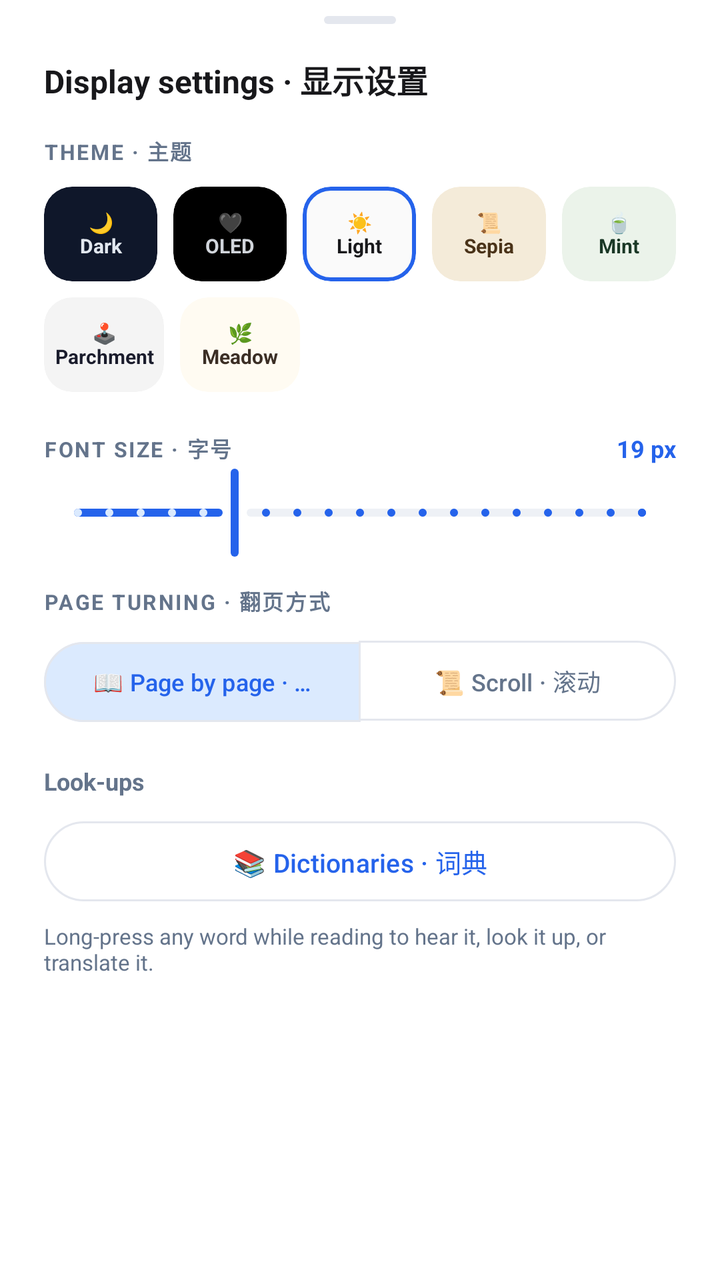
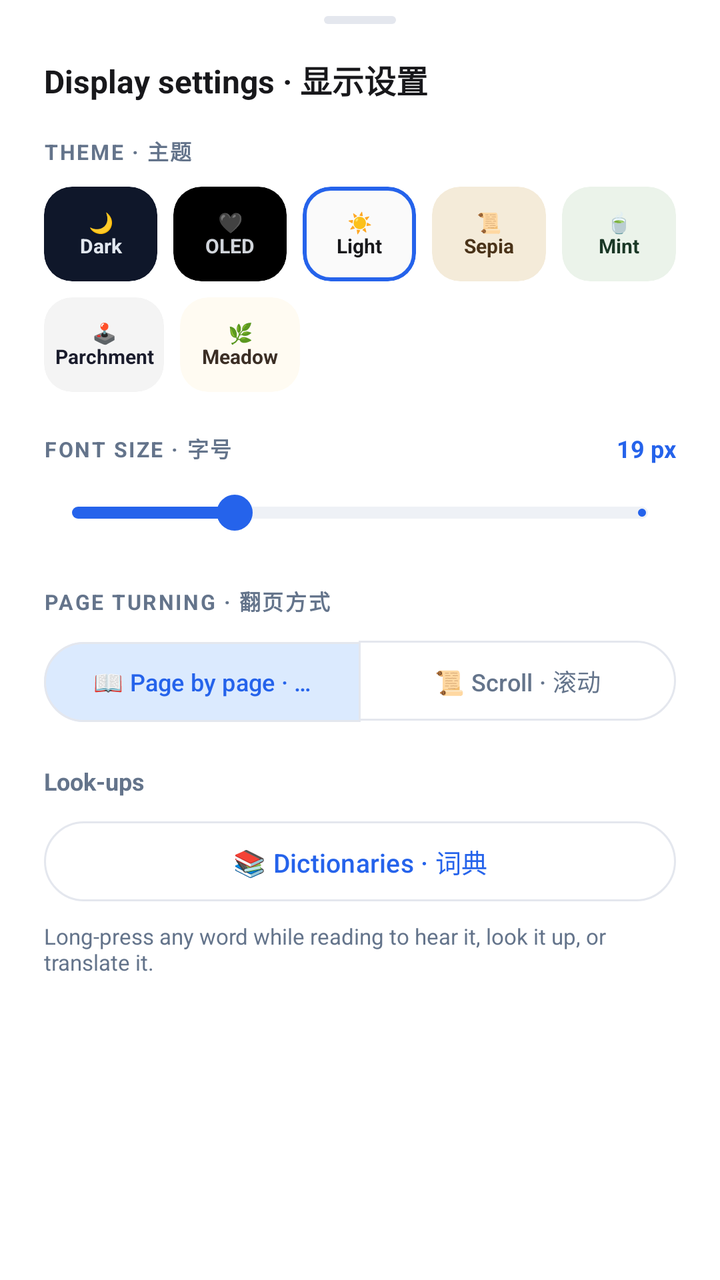

The first picture is an Android layout as it rendered before a commit; the second is the same layout after the commit. The layout source and the unified diff follow.
<!-- AndroidManifest.xml: application theme Theme.Readest.Classic -->
<!-- res/layout/bottom_sheet_reader_settings.xml -->
<?xml version="1.0" encoding="utf-8"?>
<LinearLayout xmlns:android="http://schemas.android.com/apk/res/android"
    xmlns:app="http://schemas.android.com/apk/res-auto"
    android:layout_width="match_parent"
    android:layout_height="wrap_content"
    android:background="?attr/rdPanel"
    android:orientation="vertical"
    android:paddingStart="22dp"
    android:paddingTop="8dp"
    android:paddingEnd="22dp"
    android:paddingBottom="26dp">

    
    <View
        android:layout_width="36dp"
        android:layout_height="4dp"
        android:layout_gravity="center_horizontal"
        android:layout_marginBottom="16dp"
        android:background="?attr/rdDragHandleBg" />

    <TextView
        android:layout_width="match_parent"
        android:layout_height="wrap_content"
        android:text="Display settings · 显示设置"
        android:textColor="?attr/rdTextPrimary"
        android:textSize="16sp"
        android:textStyle="bold" />

    
    <TextView
        android:layout_width="wrap_content"
        android:layout_height="wrap_content"
        android:layout_marginTop="16dp"
        android:letterSpacing="0.08"
        android:text="THEME · 主题"
        android:textColor="?attr/rdTextSecondary"
        android:textSize="10.5sp"
        android:textStyle="bold" />

    <LinearLayout
        android:layout_width="match_parent"
        android:layout_height="wrap_content"
        android:layout_marginTop="10dp"
        android:orientation="horizontal">

        <com.google.android.material.card.MaterialCardView
            android:id="@+id/btnThemeDark"
            android:layout_width="0dp"
            android:layout_height="wrap_content"
            android:layout_marginEnd="8dp"
            android:layout_weight="1"
            app:cardBackgroundColor="#0F172A"
            app:cardCornerRadius="14dp"
            app:cardElevation="0dp"
            app:strokeColor="@android:color/transparent"
            app:strokeWidth="2dp">
            <TextView
                android:layout_width="match_parent"
                android:layout_height="wrap_content"
                android:gravity="center"
                android:paddingTop="11dp"
                android:paddingBottom="11dp"
                android:text="🌙\nDark"
                android:textColor="#E2E8F0"
                android:textSize="10sp"
                android:textStyle="bold" />
        </com.google.android.material.card.MaterialCardView>

        <com.google.android.material.card.MaterialCardView
            android:id="@+id/btnThemeOled"
            android:layout_width="0dp"
            android:layout_height="wrap_content"
            android:layout_marginEnd="8dp"
            android:layout_weight="1"
            app:cardBackgroundColor="#000000"
            app:cardCornerRadius="14dp"
            app:cardElevation="0dp"
            app:strokeColor="@android:color/transparent"
            app:strokeWidth="2dp">
            <TextView
                android:layout_width="match_parent"
                android:layout_height="wrap_content"
                android:gravity="center"
                android:paddingTop="11dp"
                android:paddingBottom="11dp"
                android:text="🖤\nOLED"
                android:textColor="#D1D5DB"
                android:textSize="10sp"
                android:textStyle="bold" />
        </com.google.android.material.card.MaterialCardView>

        <com.google.android.material.card.MaterialCardView
            android:id="@+id/btnThemeLight"
            android:layout_width="0dp"
            android:layout_height="wrap_content"
            android:layout_marginEnd="8dp"
            android:layout_weight="1"
            app:cardBackgroundColor="#FAFAFA"
            app:cardCornerRadius="14dp"
            app:cardElevation="0dp"
            app:strokeColor="?attr/rdAccent"
            app:strokeWidth="2dp">
            <TextView
                android:layout_width="match_parent"
                android:layout_height="wrap_content"
                android:gravity="center"
                android:paddingTop="11dp"
                android:paddingBottom="11dp"
                android:text="☀️\nLight"
                android:textColor="#18181B"
                android:textSize="10sp"
                android:textStyle="bold" />
        </com.google.android.material.card.MaterialCardView>

        <com.google.android.material.card.MaterialCardView
            android:id="@+id/btnThemeSepia"
            android:layout_width="0dp"
            android:layout_height="wrap_content"
            android:layout_marginEnd="8dp"
            android:layout_weight="1"
            app:cardBackgroundColor="#F4EBD9"
            app:cardCornerRadius="14dp"
            app:cardElevation="0dp"
            app:strokeColor="@android:color/transparent"
            app:strokeWidth="2dp">
            <TextView
                android:layout_width="match_parent"
                android:layout_height="wrap_content"
                android:gravity="center"
                android:paddingTop="11dp"
                android:paddingBottom="11dp"
                android:text="📜\nSepia"
                android:textColor="#4A3319"
                android:textSize="10sp"
                android:textStyle="bold" />
        </com.google.android.material.card.MaterialCardView>

        <com.google.android.material.card.MaterialCardView
            android:id="@+id/btnThemeMint"
            android:layout_width="0dp"
            android:layout_height="wrap_content"
            android:layout_weight="1"
            app:cardBackgroundColor="#EBF3EA"
            app:cardCornerRadius="14dp"
            app:cardElevation="0dp"
            app:strokeColor="@android:color/transparent"
            app:strokeWidth="2dp">
            <TextView
                android:layout_width="match_parent"
                android:layout_height="wrap_content"
                android:gravity="center"
                android:paddingTop="11dp"
                android:paddingBottom="11dp"
                android:text="🍵\nMint"
                android:textColor="#1A3826"
                android:textSize="10sp"
                android:textStyle="bold" />
        </com.google.android.material.card.MaterialCardView>
    </LinearLayout>

    
    <LinearLayout
        android:layout_width="match_parent"
        android:layout_height="wrap_content"
        android:layout_marginTop="8dp"
        android:orientation="horizontal">

        <com.google.android.material.card.MaterialCardView
            android:id="@+id/btnThemeParchment"
            android:layout_width="0dp"
            android:layout_height="wrap_content"
            android:layout_marginEnd="8dp"
            android:layout_weight="1"
            app:cardBackgroundColor="#F4F4F4"
            app:cardCornerRadius="14dp"
            app:cardElevation="0dp"
            app:strokeColor="@android:color/transparent"
            app:strokeWidth="2dp">
            <TextView
                android:layout_width="match_parent"
                android:layout_height="wrap_content"
                android:gravity="center"
                android:paddingTop="11dp"
                android:paddingBottom="11dp"
                android:text="🕹\nParchment"
                android:textColor="#1A1C2C"
                android:textSize="10sp"
                android:textStyle="bold" />
        </com.google.android.material.card.MaterialCardView>

        <com.google.android.material.card.MaterialCardView
            android:id="@+id/btnThemeMeadow"
            android:layout_width="0dp"
            android:layout_height="wrap_content"
            android:layout_marginEnd="8dp"
            android:layout_weight="1"
            app:cardBackgroundColor="#FFFBF2"
            app:cardCornerRadius="14dp"
            app:cardElevation="0dp"
            app:strokeColor="@android:color/transparent"
            app:strokeWidth="2dp">
            <TextView
                android:layout_width="match_parent"
                android:layout_height="wrap_content"
                android:gravity="center"
                android:paddingTop="11dp"
                android:paddingBottom="11dp"
                android:text="🌿\nMeadow"
                android:textColor="#3B2E25"
                android:textSize="10sp"
                android:textStyle="bold" />
        </com.google.android.material.card.MaterialCardView>

        <Space
            android:layout_width="0dp"
            android:layout_height="1dp"
            android:layout_weight="3" />
    </LinearLayout>

    
    <LinearLayout
        android:layout_width="match_parent"
        android:layout_height="wrap_content"
        android:layout_marginTop="20dp"
        android:gravity="center_vertical"
        android:orientation="horizontal">

        <TextView
            android:layout_width="0dp"
            android:layout_height="wrap_content"
            android:layout_weight="1"
            android:letterSpacing="0.08"
            android:text="FONT SIZE · 字号"
            android:textColor="?attr/rdTextSecondary"
            android:textSize="10.5sp"
            android:textStyle="bold" />

        <TextView
            android:id="@+id/tvFontSizeVal"
            android:layout_width="wrap_content"
            android:layout_height="wrap_content"
            android:text="19 px"
            android:textColor="?attr/rdAccent"
            android:textSize="12sp"
            android:textStyle="bold" />
    </LinearLayout>

    <com.google.android.material.slider.Slider
        android:id="@+id/sliderFontSize"
        android:layout_width="match_parent"
        android:layout_height="wrap_content"
        android:stepSize="1.0"
        android:value="19.0"
        android:valueFrom="14.0"
        android:valueTo="32.0"
        app:thumbColor="?attr/rdAccent"
        app:trackColorActive="?attr/rdAccent"
        app:trackColorInactive="?attr/rdPanelSunk"
        app:trackHeight="4dp" />

    
    <TextView
        android:layout_width="wrap_content"
        android:layout_height="wrap_content"
        android:layout_marginTop="12dp"
        android:letterSpacing="0.08"
        android:text="PAGE TURNING · 翻页方式"
        android:textColor="?attr/rdTextSecondary"
        android:textSize="10.5sp"
        android:textStyle="bold" />

    <com.google.android.material.button.MaterialButtonToggleGroup
        android:id="@+id/rgReadingMode"
        android:layout_width="match_parent"
        android:layout_height="wrap_content"
        android:layout_marginTop="8dp"
        app:checkedButton="@+id/rbPaginated"
        app:selectionRequired="true"
        app:singleSelection="true">

        <com.google.android.material.button.MaterialButton
            android:id="@+id/rbPaginated"
            style="@style/Widget.Readest.Segmented"
            android:layout_width="0dp"
            android:layout_height="wrap_content"
            android:layout_weight="1"
            android:text="📖 Page by page · 翻页"
            android:textAllCaps="false"
            android:textSize="12sp" />

        <com.google.android.material.button.MaterialButton
            android:id="@+id/rbScroll"
            style="@style/Widget.Readest.Segmented"
            android:layout_width="0dp"
            android:layout_height="wrap_content"
            android:layout_weight="1"
            android:text="📜 Scroll · 滚动"
            android:textAllCaps="false"
            android:textSize="12sp" />
    </com.google.android.material.button.MaterialButtonToggleGroup>

    <TextView
        android:layout_width="match_parent"
        android:layout_height="wrap_content"
        android:layout_marginTop="18dp"
        android:text="Look-ups"
        android:textColor="?attr/rdTextSecondary"
        android:textSize="12sp"
        android:textStyle="bold" />

    <com.google.android.material.button.MaterialButton
        android:id="@+id/btnOpenDictionaries"
        style="?attr/materialButtonOutlinedStyle"
        android:layout_width="match_parent"
        android:layout_height="wrap_content"
        android:layout_marginTop="8dp"
        android:text="📚 Dictionaries · 词典"
        android:textAllCaps="false"
        android:textSize="13sp" />

    <TextView
        android:layout_width="match_parent"
        android:layout_height="wrap_content"
        android:layout_marginTop="6dp"
        android:text="Long-press any word while reading to hear it, look it up, or translate it."
        android:textColor="?attr/rdTextSecondary"
        android:textSize="11sp" />

</LinearLayout>
<!-- resources referenced by this layout -->
<resources>
  <style name="Theme.Readest.Classic" parent="Theme.Readest.Base">
          <item name="rdBg">@color/bg_app</item>
          <item name="rdPanel">@color/surface</item>
          <item name="rdPanelSunk">@color/track</item>
          <item name="rdShadow">@color/surface_border</item>
          <item name="rdHeaderCard">@color/accent_tint</item>
          <item name="rdOnHeaderCard">@color/text_primary</item>
  
          <item name="rdOutline">@color/surface_border</item>
          <item name="rdOutlineMuted">@color/surface_border</item>
          <item name="rdDivider">@color/surface_border</item>
  
          <item name="rdTextPrimary">@color/text_primary</item>
          <item name="rdTextSecondary">@color/text_secondary</item>
          <item name="rdTextTertiary">@color/text_tertiary</item>
  
          <item name="rdAccent">@color/accent</item>
          <item name="rdOnAccent">#FFFFFF</item>
          <item name="rdOnChip">@color/accent_dark</item>
          <item name="rdOnSuccessChip">@color/green</item>
          <item name="rdXp">@color/accent</item>
          <item name="rdInfo">@color/accent_dark</item>
          <item name="rdInfoSoft">@color/accent_soft</item>
          <item name="rdSuccess">@color/green</item>
          <item name="rdSuccessBright">@color/green</item>
          <item name="rdCachedTrack">@color/green_border</item>
          <item name="rdDanger">@color/danger</item>
          <item name="rdBadgeBg">@color/badge_epub</item>
  
          <item name="rdBadgeEpub">@color/badge_epub</item>
          <item name="rdBadgeTxt">@color/badge_txt</item>
          <item name="rdBadgePdf">@color/badge_pdf</item>
          <item name="rdBadgeMobi">@color/badge_mobi</item>
  
          <item name="rdReaderPage">#FAFAFA</item>
          <item name="rdReaderInk">#18181B</item>
          <item name="rdSentenceHl">@color/accent_soft</item>
          <item name="rdWordHl">@color/green_soft</item>
  
          <item name="rdPanelBg">@drawable/rd_classic_panel</item>
          <item name="rdHeaderBg">@drawable/rd_classic_panel</item>
          <item name="rdCardBg">@drawable/rd_classic_card</item>
          <item name="rdSunkBg">@drawable/rd_classic_sunk</item>
          <item name="rdSheetBg">@drawable/rd_classic_panel</item>
          <item name="rdChipBg">@drawable/rd_classic_chip</item>
          <item name="rdChipBgSuccess">@drawable/rd_classic_chip_success</item>
          <item name="rdChipBgMuted">@drawable/rd_classic_chip_muted</item>
          <item name="rdButtonPrimaryBg">@drawable/rd_classic_button</item>
          <item name="rdIconTileBg">@drawable/rd_classic_tile</item>
          <item name="rdLogoBg">@drawable/rd_classic_logo</item>
          <item name="rdDragHandleBg">@drawable/rd_classic_handle</item>
          <item name="rdProgressDrawable">@drawable/rd_classic_progress</item>
          <item name="rdCacheProgressDrawable">@drawable/rd_classic_cache_progress</item>
          <item name="rdXpProgressDrawable">@drawable/rd_classic_xp</item>
          <item name="rdSeekbarDrawable">@drawable/rd_classic_seekbar</item>
          <item name="rdSeekbarThumb">@drawable/rd_classic_thumb</item>
          <item name="rdBadgeBgShape">@drawable/rd_classic_badge</item>
  
          <item name="rdDisplayAppearance">@style/TextAppearance.Classic.Display</item>
          <item name="rdHeadingAppearance">@style/TextAppearance.Classic.Heading</item>
          <item name="rdEyebrowAppearance">@style/TextAppearance.Classic.Eyebrow</item>
          <item name="rdTitleAppearance">@style/TextAppearance.Classic.Title</item>
          <item name="rdBodyAppearance">@style/TextAppearance.Classic.Body</item>
          <item name="rdSubtitleAppearance">@style/TextAppearance.Classic.Subtitle</item>
          <item name="rdValueAppearance">@style/TextAppearance.Classic.Value</item>
          <item name="rdChipAppearance">@style/TextAppearance.Classic.Chip</item>
          <item name="android:textViewStyle">@style/Widget.Readest.TextView.Classic</item>
          <item name="materialButtonStyle">@style/Widget.Readest.Button.Classic</item>
          <item name="materialAlertDialogTheme">@style/ThemeOverlay.Readest.Dialog.Classic</item>
          <item name="rdFontHeading">@null</item>
          <item name="rdFontBody">@null</item>
  
          
          <item name="colorPrimary">@color/accent</item>
          <item name="colorOnPrimary">#FFFFFF</item>
          <item name="colorSecondary">@color/accent</item>
          <item name="colorPrimaryContainer">@color/accent_soft</item>
          <item name="colorOnPrimaryContainer">@color/accent_dark</item>
          <item name="colorSecondaryContainer">@color/accent_soft</item>
          <item name="colorOnSecondaryContainer">@color/accent_dark</item>
          <item name="colorSurface">@color/surface</item>
          <item name="colorOnSurface">@color/text_primary</item>
          <item name="colorSurfaceVariant">@color/track</item>
          <item name="colorOnSurfaceVariant">@color/text_secondary</item>
          <item name="colorOutline">@color/surface_border</item>
          <item name="colorError">@color/danger</item>
          <item name="android:windowLightStatusBar">true</item>
          <item name="android:windowLightNavigationBar" tools:targetApi="27">true</item>
      </style>
  <!-- drawable rd_classic_sunk (drawable) -->
  <?xml version="1.0" encoding="utf-8"?>
  <shape xmlns:android="http://schemas.android.com/apk/res/android">
      <solid android:color="?attr/rdPanelSunk" />
      <corners android:radius="12dp" />
  </shape>
  <!-- unchanged entries left out for length: 49 -->
</resources>

<!-- the commit's change to res/layout/bottom_sheet_reader_settings.xml (unified diff, before → after) -->
@@ -252,11 +252,7 @@
         android:stepSize="1.0"
         android:value="19.0"
         android:valueFrom="14.0"
-        android:valueTo="32.0"
-        app:thumbColor="?attr/rdAccent"
-        app:trackColorActive="?attr/rdAccent"
-        app:trackColorInactive="?attr/rdPanelSunk"
-        app:trackHeight="4dp" />
+        android:valueTo="32.0" />
 
     
     <TextView
<!-- resource entries referenced after the edit -->
@@ -26,6 +26,7 @@
           <item name="rdSuccess">@color/green</item>
           <item name="rdSuccessBright">@color/green</item>
           <item name="rdCachedTrack">@color/green_border</item>
+          <item name="rdTrackActive">@color/accent</item>
           <item name="rdDanger">@color/danger</item>
           <item name="rdBadgeBg">@color/badge_epub</item>
   
@@ -42,7 +43,6 @@
           <item name="rdPanelBg">@drawable/rd_classic_panel</item>
           <item name="rdHeaderBg">@drawable/rd_classic_panel</item>
           <item name="rdCardBg">@drawable/rd_classic_card</item>
-          <item name="rdSunkBg">@drawable/rd_classic_sunk</item>
           <item name="rdSheetBg">@drawable/rd_classic_panel</item>
           <item name="rdChipBg">@drawable/rd_classic_chip</item>
           <item name="rdChipBgSuccess">@drawable/rd_classic_chip_success</item>
@@ -69,6 +69,7 @@
           <item name="android:textViewStyle">@style/Widget.Readest.TextView.Classic</item>
           <item name="materialButtonStyle">@style/Widget.Readest.Button.Classic</item>
           <item name="materialAlertDialogTheme">@style/ThemeOverlay.Readest.Dialog.Classic</item>
+          <item name="sliderStyle">@style/Widget.Readest.Slider.Classic</item>
           <item name="rdFontHeading">@null</item>
           <item name="rdFontBody">@null</item>
   
@@ -89,12 +90,17 @@
           <item name="android:windowLightStatusBar">true</item>
           <item name="android:windowLightNavigationBar" tools:targetApi="27">true</item>
       </style>
-  <!-- drawable rd_classic_sunk (drawable) -->
-  <?xml version="1.0" encoding="utf-8"?>
-  <shape xmlns:android="http://schemas.android.com/apk/res/android">
-      <solid android:color="?attr/rdPanelSunk" />
-      <corners android:radius="12dp" />
-  </shape>
+  <style name="Widget.Readest.Slider.Classic" parent="Widget.Material3.Slider">
+          <item name="tickVisible">false</item>
+          <item name="thumbWidth">18dp</item>
+          <item name="thumbHeight">18dp</item>
+          <item name="thumbTrackGapSize">0dp</item>
+          <item name="trackHeight">6dp</item>
+          <item name="thumbColor">?attr/rdAccent</item>
+          <item name="trackColorActive">?attr/rdAccent</item>
+          <item name="trackColorInactive">?attr/rdPanelSunk</item>
+          <item name="haloColor">?attr/rdInfoSoft</item>
+      </style>
   <!-- unchanged entries left out for length: 49 -->
 </resources>
 
